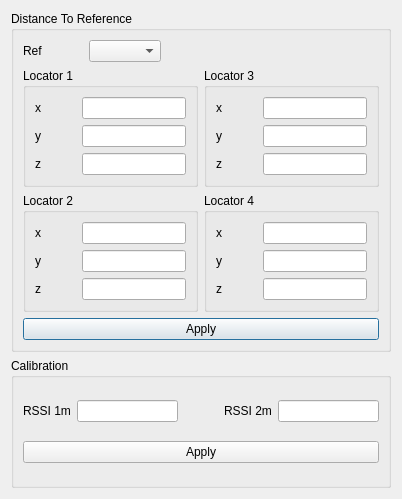
This is settinglocator.ui in HarisFaris17/NFC-SPK-Gateway as Qt 5 draws it before an edit. The edited form follows.
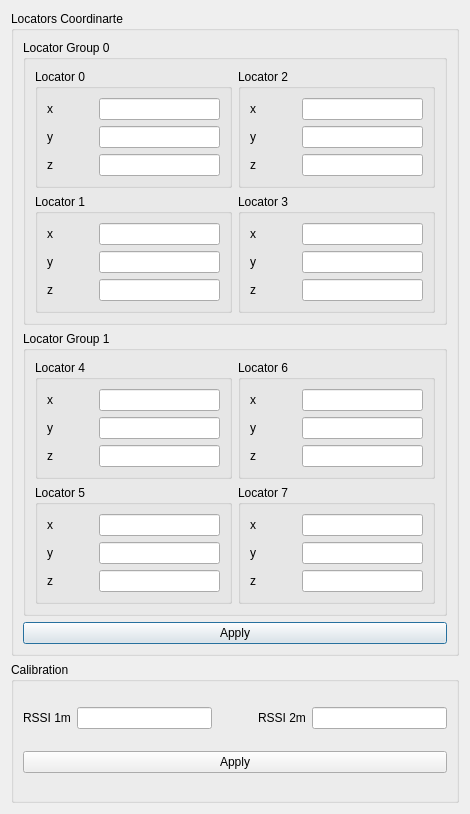
This is the edited form.

Commit message: Add function to calculate coordinate with multiple locators using cumulative phase diff

Patch:
```diff
--- a/settinglocator.ui
+++ b/settinglocator.ui
@@ -6,77 +6,32 @@
    <rect>
     <x>0</x>
     <y>0</y>
-    <width>402</width>
-    <height>499</height>
+    <width>470</width>
+    <height>814</height>
    </rect>
   </property>
   <property name="windowTitle">
    <string>Dialog</string>
   </property>
-  <layout class="QVBoxLayout" name="verticalLayout_9">
+  <layout class="QVBoxLayout" name="verticalLayout_15">
    <item>
     <widget class="QGroupBox" name="groupBox_2">
      <property name="title">
-      <string>Distance To Reference</string>
+      <string>Locators Coordinarte</string>
      </property>
+     <layout class="QVBoxLayout" name="verticalLayout_14">
+      <item>
+       <widget class="QGroupBox" name="groupBox_9">
+        <property name="title">
+         <string>Locator Group 0</string>
+        </property>
+        <layout class="QHBoxLayout" name="horizontalLayout_29">
+         <item>
      <layout class="QVBoxLayout" name="verticalLayout">
       <item>
-       <layout class="QHBoxLayout" name="horizontalLayout">
-        <item>
-         <widget class="QLabel" name="label">
-          <property name="sizePolicy">
-           <sizepolicy hsizetype="Fixed" vsizetype="Preferred">
-            <horstretch>0</horstretch>
-            <verstretch>0</verstretch>
-           </sizepolicy>
-          </property>
-          <property name="text">
-           <string>Ref</string>
-          </property>
-         </widget>
-        </item>
-        <item>
-         <spacer name="horizontalSpacer">
-          <property name="orientation">
-           <enum>Qt::Horizontal</enum>
-          </property>
-          <property name="sizeType">
-           <enum>QSizePolicy::Maximum</enum>
-          </property>
-          <property name="sizeHint" stdset="0">
-           <size>
-            <width>40</width>
-            <height>20</height>
-           </size>
-          </property>
-         </spacer>
-        </item>
-        <item>
-         <widget class="QComboBox" name="refComboBox"/>
-        </item>
-        <item>
-         <spacer name="horizontalSpacer_15">
-          <property name="orientation">
-           <enum>Qt::Horizontal</enum>
-          </property>
-          <property name="sizeHint" stdset="0">
-           <size>
-            <width>40</width>
-            <height>20</height>
-           </size>
-          </property>
-         </spacer>
-        </item>
-       </layout>
-      </item>
-      <item>
-       <layout class="QHBoxLayout" name="horizontalLayout_14">
-        <item>
-         <layout class="QVBoxLayout" name="verticalLayout_6">
-          <item>
            <widget class="QGroupBox" name="groupBox">
             <property name="title">
-             <string>Locator 1</string>
+              <string>Locator 0</string>
             </property>
             <layout class="QVBoxLayout" name="verticalLayout_2">
              <item>
@@ -105,7 +60,7 @@
                 </spacer>
                </item>
                <item>
-                <widget class="QLineEdit" name="locator1XLineEdit"/>
+                 <widget class="QLineEdit" name="locator0XLineEdit"/>
                </item>
               </layout>
              </item>
@@ -135,7 +90,7 @@
                 </spacer>
                </item>
                <item>
-                <widget class="QLineEdit" name="locator1YLineEdit"/>
+                 <widget class="QLineEdit" name="locator0YLineEdit"/>
                </item>
               </layout>
              </item>
@@ -165,7 +120,7 @@
                 </spacer>
                </item>
                <item>
-                <widget class="QLineEdit" name="locator1ZLineEdit"/>
+                 <widget class="QLineEdit" name="locator0ZLineEdit"/>
                </item>
               </layout>
              </item>
@@ -175,7 +130,7 @@
           <item>
            <widget class="QGroupBox" name="groupBox_5">
             <property name="title">
-             <string>Locator 2</string>
+              <string>Locator 1</string>
             </property>
             <layout class="QVBoxLayout" name="verticalLayout_3">
              <item>
@@ -204,7 +159,7 @@
                 </spacer>
                </item>
                <item>
-                <widget class="QLineEdit" name="locator2XLineEdit"/>
+                 <widget class="QLineEdit" name="locator1XLineEdit"/>
                </item>
               </layout>
              </item>
@@ -234,7 +189,7 @@
                 </spacer>
                </item>
                <item>
-                <widget class="QLineEdit" name="locator2YLineEdit"/>
+                 <widget class="QLineEdit" name="locator1YLineEdit"/>
                </item>
               </layout>
              </item>
@@ -264,7 +219,7 @@
                 </spacer>
                </item>
                <item>
-                <widget class="QLineEdit" name="locator2ZLineEdit"/>
+                 <widget class="QLineEdit" name="locator1ZLineEdit"/>
                </item>
               </layout>
              </item>
@@ -274,11 +229,11 @@
          </layout>
         </item>
         <item>
-         <layout class="QVBoxLayout" name="verticalLayout_7">
+          <layout class="QVBoxLayout" name="verticalLayout_11">
           <item>
            <widget class="QGroupBox" name="groupBox_6">
             <property name="title">
-             <string>Locator 3</string>
+              <string>Locator 2</string>
             </property>
             <layout class="QVBoxLayout" name="verticalLayout_4">
              <item>
@@ -307,7 +262,7 @@
                 </spacer>
                </item>
                <item>
-                <widget class="QLineEdit" name="locator3XLineEdit"/>
+                 <widget class="QLineEdit" name="locator2XLineEdit"/>
                </item>
               </layout>
              </item>
@@ -337,7 +292,7 @@
                 </spacer>
                </item>
                <item>
-                <widget class="QLineEdit" name="locator3YLineEdit"/>
+                 <widget class="QLineEdit" name="locator2YLineEdit"/>
                </item>
               </layout>
              </item>
@@ -367,7 +322,7 @@
                 </spacer>
                </item>
                <item>
-                <widget class="QLineEdit" name="locator3ZLineEdit"/>
+                 <widget class="QLineEdit" name="locator2ZLineEdit"/>
                </item>
               </layout>
              </item>
@@ -377,7 +332,7 @@
           <item>
            <widget class="QGroupBox" name="groupBox_7">
             <property name="title">
-             <string>Locator 4</string>
+              <string>Locator 3</string>
             </property>
             <layout class="QVBoxLayout" name="verticalLayout_5">
              <item>
@@ -406,7 +361,7 @@
                 </spacer>
                </item>
                <item>
-                <widget class="QLineEdit" name="locator4XLineEdit"/>
+                 <widget class="QLineEdit" name="locator3XLineEdit"/>
                </item>
               </layout>
              </item>
@@ -436,7 +391,7 @@
                 </spacer>
                </item>
                <item>
-                <widget class="QLineEdit" name="locator4YLineEdit"/>
+                 <widget class="QLineEdit" name="locator3YLineEdit"/>
                </item>
               </layout>
              </item>
@@ -466,6 +421,118 @@
                 </spacer>
                </item>
                <item>
+                 <widget class="QLineEdit" name="locator3ZLineEdit"/>
+                </item>
+               </layout>
+              </item>
+             </layout>
+            </widget>
+           </item>
+          </layout>
+         </item>
+        </layout>
+       </widget>
+      </item>
+      <item>
+       <widget class="QGroupBox" name="groupBox_12">
+        <property name="title">
+         <string>Locator Group 1</string>
+        </property>
+        <layout class="QHBoxLayout" name="horizontalLayout_30">
+         <item>
+          <layout class="QVBoxLayout" name="verticalLayout_12">
+           <item>
+            <widget class="QGroupBox" name="groupBox_4">
+             <property name="title">
+              <string>Locator 4</string>
+             </property>
+             <layout class="QVBoxLayout" name="verticalLayout_6">
+              <item>
+               <layout class="QHBoxLayout" name="horizontalLayout_14">
+                <item>
+                 <widget class="QLabel" name="label_6">
+                  <property name="text">
+                   <string>x</string>
+                  </property>
+                 </widget>
+                </item>
+                <item>
+                 <spacer name="horizontalSpacer_14">
+                  <property name="orientation">
+                   <enum>Qt::Horizontal</enum>
+                  </property>
+                  <property name="sizeType">
+                   <enum>QSizePolicy::Maximum</enum>
+                  </property>
+                  <property name="sizeHint" stdset="0">
+                   <size>
+                    <width>40</width>
+                    <height>20</height>
+                   </size>
+                  </property>
+                 </spacer>
+                </item>
+                <item>
+                 <widget class="QLineEdit" name="locator4XLineEdit"/>
+                </item>
+               </layout>
+              </item>
+              <item>
+               <layout class="QHBoxLayout" name="horizontalLayout_15">
+                <item>
+                 <widget class="QLabel" name="label_7">
+                  <property name="text">
+                   <string>y</string>
+                  </property>
+                 </widget>
+                </item>
+                <item>
+                 <spacer name="horizontalSpacer_16">
+                  <property name="orientation">
+                   <enum>Qt::Horizontal</enum>
+                  </property>
+                  <property name="sizeType">
+                   <enum>QSizePolicy::Maximum</enum>
+                  </property>
+                  <property name="sizeHint" stdset="0">
+                   <size>
+                    <width>40</width>
+                    <height>20</height>
+                   </size>
+                  </property>
+                 </spacer>
+                </item>
+                <item>
+                 <widget class="QLineEdit" name="locator4YLineEdit"/>
+                </item>
+               </layout>
+              </item>
+              <item>
+               <layout class="QHBoxLayout" name="horizontalLayout_19">
+                <item>
+                 <widget class="QLabel" name="label_28">
+                  <property name="text">
+                   <string>z</string>
+                  </property>
+                 </widget>
+                </item>
+                <item>
+                 <spacer name="horizontalSpacer_18">
+                  <property name="orientation">
+                   <enum>Qt::Horizontal</enum>
+                  </property>
+                  <property name="sizeType">
+                   <enum>QSizePolicy::Maximum</enum>
+                  </property>
+                  <property name="sizeHint" stdset="0">
+                   <size>
+                    <width>40</width>
+                    <height>20</height>
+                   </size>
+                  </property>
+                 </spacer>
+                </item>
+                <item>
                 <widget class="QLineEdit" name="locator4ZLineEdit"/>
                </item>
               </layout>
@@ -473,9 +540,311 @@
             </layout>
            </widget>
           </item>
-         </layout>
-        </item>
-       </layout>
+           <item>
+            <widget class="QGroupBox" name="groupBox_8">
+             <property name="title">
+              <string>Locator 5</string>
+             </property>
+             <layout class="QVBoxLayout" name="verticalLayout_7">
+              <item>
+               <layout class="QHBoxLayout" name="horizontalLayout_20">
+                <item>
+                 <widget class="QLabel" name="label_8">
+                  <property name="text">
+                   <string>x</string>
+                  </property>
+                 </widget>
+                </item>
+                <item>
+                 <spacer name="horizontalSpacer_19">
+                  <property name="orientation">
+                   <enum>Qt::Horizontal</enum>
+                  </property>
+                  <property name="sizeType">
+                   <enum>QSizePolicy::Maximum</enum>
+                  </property>
+                  <property name="sizeHint" stdset="0">
+                   <size>
+                    <width>40</width>
+                    <height>20</height>
+                   </size>
+                  </property>
+                 </spacer>
+                </item>
+                <item>
+                 <widget class="QLineEdit" name="locator5XLineEdit"/>
+                </item>
+               </layout>
+              </item>
+              <item>
+               <layout class="QHBoxLayout" name="horizontalLayout_21">
+                <item>
+                 <widget class="QLabel" name="label_9">
+                  <property name="text">
+                   <string>y</string>
+                  </property>
+                 </widget>
+                </item>
+                <item>
+                 <spacer name="horizontalSpacer_20">
+                  <property name="orientation">
+                   <enum>Qt::Horizontal</enum>
+                  </property>
+                  <property name="sizeType">
+                   <enum>QSizePolicy::Maximum</enum>
+                  </property>
+                  <property name="sizeHint" stdset="0">
+                   <size>
+                    <width>40</width>
+                    <height>20</height>
+                   </size>
+                  </property>
+                 </spacer>
+                </item>
+                <item>
+                 <widget class="QLineEdit" name="locator5YLineEdit"/>
+                </item>
+               </layout>
+              </item>
+              <item>
+               <layout class="QHBoxLayout" name="horizontalLayout_22">
+                <item>
+                 <widget class="QLabel" name="label_29">
+                  <property name="text">
+                   <string>z</string>
+                  </property>
+                 </widget>
+                </item>
+                <item>
+                 <spacer name="horizontalSpacer_21">
+                  <property name="orientation">
+                   <enum>Qt::Horizontal</enum>
+                  </property>
+                  <property name="sizeType">
+                   <enum>QSizePolicy::Maximum</enum>
+                  </property>
+                  <property name="sizeHint" stdset="0">
+                   <size>
+                    <width>40</width>
+                    <height>20</height>
+                   </size>
+                  </property>
+                 </spacer>
+                </item>
+                <item>
+                 <widget class="QLineEdit" name="locator5ZLineEdit"/>
+                </item>
+               </layout>
+              </item>
+             </layout>
+            </widget>
+           </item>
+          </layout>
+         </item>
+         <item>
+          <layout class="QVBoxLayout" name="verticalLayout_13">
+           <item>
+            <widget class="QGroupBox" name="groupBox_10">
+             <property name="title">
+              <string>Locator 6</string>
+             </property>
+             <layout class="QVBoxLayout" name="verticalLayout_9">
+              <item>
+               <layout class="QHBoxLayout" name="horizontalLayout_23">
+                <item>
+                 <widget class="QLabel" name="label_10">
+                  <property name="text">
+                   <string>x</string>
+                  </property>
+                 </widget>
+                </item>
+                <item>
+                 <spacer name="horizontalSpacer_22">
+                  <property name="orientation">
+                   <enum>Qt::Horizontal</enum>
+                  </property>
+                  <property name="sizeType">
+                   <enum>QSizePolicy::Maximum</enum>
+                  </property>
+                  <property name="sizeHint" stdset="0">
+                   <size>
+                    <width>40</width>
+                    <height>20</height>
+                   </size>
+                  </property>
+                 </spacer>
+                </item>
+                <item>
+                 <widget class="QLineEdit" name="locator6XLineEdit"/>
+                </item>
+               </layout>
+              </item>
+              <item>
+               <layout class="QHBoxLayout" name="horizontalLayout_24">
+                <item>
+                 <widget class="QLabel" name="label_11">
+                  <property name="text">
+                   <string>y</string>
+                  </property>
+                 </widget>
+                </item>
+                <item>
+                 <spacer name="horizontalSpacer_23">
+                  <property name="orientation">
+                   <enum>Qt::Horizontal</enum>
+                  </property>
+                  <property name="sizeType">
+                   <enum>QSizePolicy::Maximum</enum>
+                  </property>
+                  <property name="sizeHint" stdset="0">
+                   <size>
+                    <width>40</width>
+                    <height>20</height>
+                   </size>
+                  </property>
+                 </spacer>
+                </item>
+                <item>
+                 <widget class="QLineEdit" name="locator6YLineEdit"/>
+                </item>
+               </layout>
+              </item>
+              <item>
+               <layout class="QHBoxLayout" name="horizontalLayout_25">
+                <item>
+                 <widget class="QLabel" name="label_30">
+                  <property name="text">
+                   <string>z</string>
+                  </property>
+                 </widget>
+                </item>
+                <item>
+                 <spacer name="horizontalSpacer_24">
+                  <property name="orientation">
+                   <enum>Qt::Horizontal</enum>
+                  </property>
+                  <property name="sizeType">
+                   <enum>QSizePolicy::Maximum</enum>
+                  </property>
+                  <property name="sizeHint" stdset="0">
+                   <size>
+                    <width>40</width>
+                    <height>20</height>
+                   </size>
+                  </property>
+                 </spacer>
+                </item>
+                <item>
+                 <widget class="QLineEdit" name="locator6ZLineEdit"/>
+                </item>
+               </layout>
+              </item>
+             </layout>
+            </widget>
+           </item>
+           <item>
+            <widget class="QGroupBox" name="groupBox_11">
+             <property name="title">
+              <string>Locator 7</string>
+             </property>
+             <layout class="QVBoxLayout" name="verticalLayout_10">
+              <item>
+               <layout class="QHBoxLayout" name="horizontalLayout_26">
+                <item>
+                 <widget class="QLabel" name="label_12">
+                  <property name="text">
+                   <string>x</string>
+                  </property>
+                 </widget>
+                </item>
+                <item>
+                 <spacer name="horizontalSpacer_25">
+                  <property name="orientation">
+                   <enum>Qt::Horizontal</enum>
+                  </property>
+                  <property name="sizeType">
+                   <enum>QSizePolicy::Maximum</enum>
+                  </property>
+                  <property name="sizeHint" stdset="0">
+                   <size>
+                    <width>40</width>
+                    <height>20</height>
+                   </size>
+                  </property>
+                 </spacer>
+                </item>
+                <item>
+                 <widget class="QLineEdit" name="locator7XLineEdit"/>
+                </item>
+               </layout>
+              </item>
+              <item>
+               <layout class="QHBoxLayout" name="horizontalLayout_27">
+                <item>
+                 <widget class="QLabel" name="label_13">
+                  <property name="text">
+                   <string>y</string>
+                  </property>
+                 </widget>
+                </item>
+                <item>
+                 <spacer name="horizontalSpacer_26">
+                  <property name="orientation">
+                   <enum>Qt::Horizontal</enum>
+                  </property>
+                  <property name="sizeType">
+                   <enum>QSizePolicy::Maximum</enum>
+                  </property>
+                  <property name="sizeHint" stdset="0">
+                   <size>
+                    <width>40</width>
+                    <height>20</height>
+                   </size>
+                  </property>
+                 </spacer>
+                </item>
+                <item>
+                 <widget class="QLineEdit" name="locator7YLineEdit"/>
+                </item>
+               </layout>
+              </item>
+              <item>
+               <layout class="QHBoxLayout" name="horizontalLayout_28">
+                <item>
+                 <widget class="QLabel" name="label_31">
+                  <property name="text">
+                   <string>z</string>
+                  </property>
+                 </widget>
+                </item>
+                <item>
+                 <spacer name="horizontalSpacer_27">
+                  <property name="orientation">
+                   <enum>Qt::Horizontal</enum>
+                  </property>
+                  <property name="sizeType">
+                   <enum>QSizePolicy::Maximum</enum>
+                  </property>
+                  <property name="sizeHint" stdset="0">
+                   <size>
+                    <width>40</width>
+                    <height>20</height>
+                   </size>
+                  </property>
+                 </spacer>
+                </item>
+                <item>
+                 <widget class="QLineEdit" name="locator7ZLineEdit"/>
+                </item>
+               </layout>
+              </item>
+             </layout>
+            </widget>
+           </item>
+          </layout>
+         </item>
+        </layout>
+       </widget>
       </item>
       <item>
        <widget class="QPushButton" name="applyDistancePushButton">
```
Lines whose indentation alone changed are shown as unchanged. The commit also changes 37 other files.
